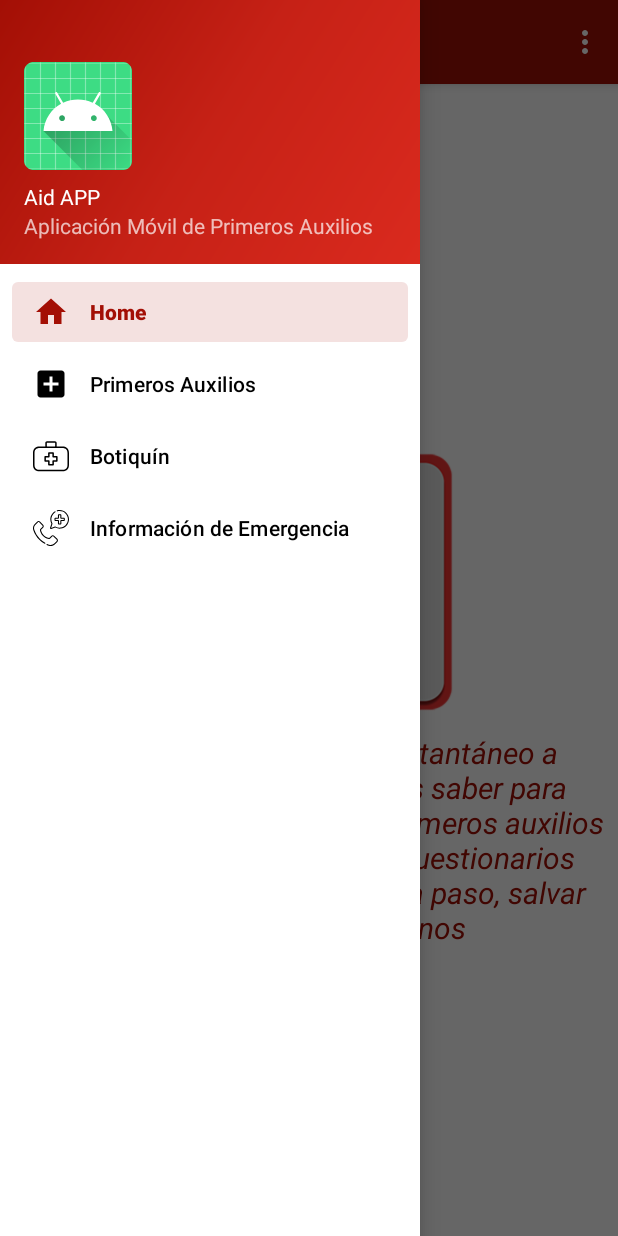
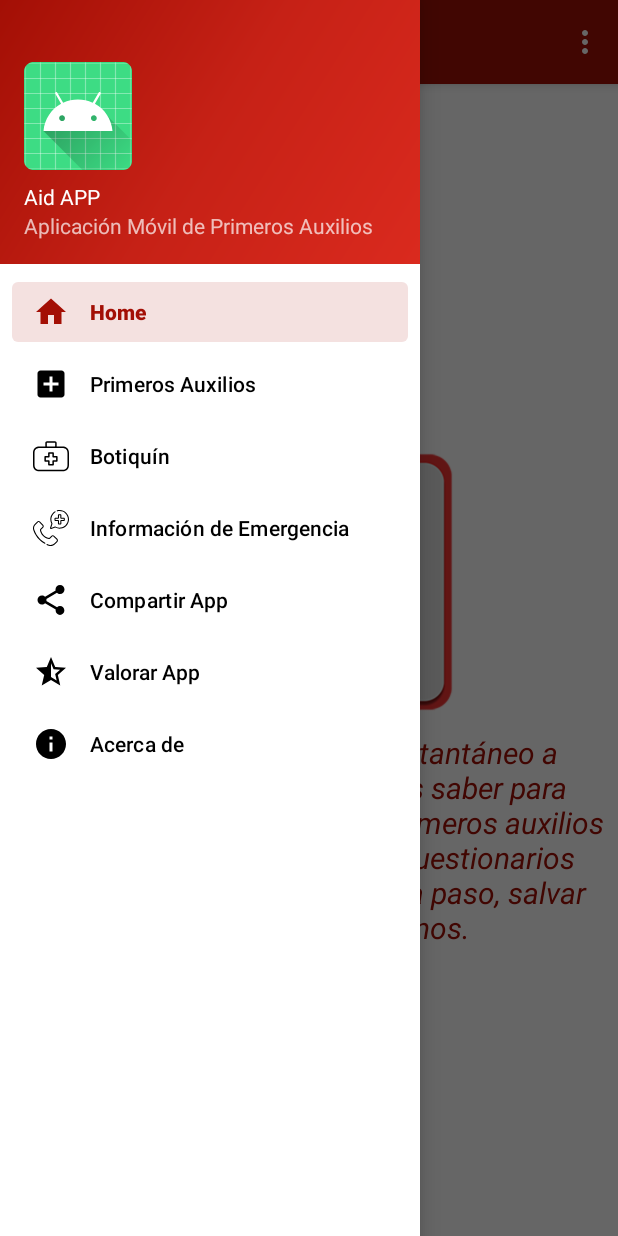
Before and after one commit to Cleymer/AidApp, an Android app: the screen it shows after launch (MainActivity), with the side drawer open, on a phone screen of 412 x 824 dp. Run offline under Robolectric (Android 15) with nearby library versions, the light colour scheme and no system bars; our stand-ins replace navigation-ui.

Commit message:
MenuDrawer

```diff
--- /dev/null
+++ b/app/src/main/res/drawable/ic_acercade.xml
@@ -0,0 +1,10 @@
+<vector xmlns:android="http://schemas.android.com/apk/res/android"
+    android:width="24dp"
+    android:height="24dp"
+    android:viewportWidth="24"
+    android:viewportHeight="24"
+    android:tint="?attr/colorControlNormal">
+  <path
+      android:fillColor="@android:color/white"
+      android:pathData="M12,2C6.48,2 2,6.48 2,12s4.48,10 10,10 10,-4.48 10,-10S17.52,2 12,2zM13,17h-2v-6h2v6zM13,9h-2L11,7h2v2z"/>
+</vector>
--- /dev/null
+++ b/app/src/main/res/drawable/ic_compartir.xml
@@ -0,0 +1,10 @@
+<vector xmlns:android="http://schemas.android.com/apk/res/android"
+    android:width="24dp"
+    android:height="24dp"
+    android:viewportWidth="24"
+    android:viewportHeight="24"
+    android:tint="?attr/colorControlNormal">
+  <path
+      android:fillColor="@android:color/white"
+      android:pathData="M18,16.08c-0.76,0 -1.44,0.3 -1.96,0.77L8.91,12.7c0.05,-0.23 0.09,-0.46 0.09,-0.7s-0.04,-0.47 -0.09,-0.7l7.05,-4.11c0.54,0.5 1.25,0.81 2.04,0.81 1.66,0 3,-1.34 3,-3s-1.34,-3 -3,-3 -3,1.34 -3,3c0,0.24 0.04,0.47 0.09,0.7L8.04,9.81C7.5,9.31 6.79,9 6,9c-1.66,0 -3,1.34 -3,3s1.34,3 3,3c0.79,0 1.5,-0.31 2.04,-0.81l7.12,4.16c-0.05,0.21 -0.08,0.43 -0.08,0.65 0,1.61 1.31,2.92 2.92,2.92 1.61,0 2.92,-1.31 2.92,-2.92s-1.31,-2.92 -2.92,-2.92z"/>
+</vector>
--- /dev/null
+++ b/app/src/main/res/drawable/ic_valorarapp.xml
@@ -0,0 +1,10 @@
+<vector xmlns:android="http://schemas.android.com/apk/res/android"
+    android:width="24dp"
+    android:height="24dp"
+    android:viewportWidth="24"
+    android:viewportHeight="24"
+    android:tint="?attr/colorControlNormal">
+  <path
+      android:fillColor="@android:color/white"
+      android:pathData="M22,9.24l-7.19,-0.62L12,2L9.19,8.63L2,9.24l5.46,4.73L5.82,21L12,17.27L18.18,21l-1.63,-7.03L22,9.24zM12,15.4V6.1l1.71,4.04l4.38,0.38l-3.32,2.88l1,4.28L12,15.4z"/>
+</vector>
--- a/app/src/main/res/menu/activity_main_drawer.xml
+++ b/app/src/main/res/menu/activity_main_drawer.xml
@@ -24,5 +24,22 @@
             android:icon="@drawable/ic_llamada_de_emergencia"
             android:title="Información de Emergencia" />
 
+        <item
+            android:id="@+id/nav_compartir"
+            android:icon="@drawable/ic_compartir"
+            android:title="Compartir App" />
+
+        <item
+            android:id="@+id/nav_valorar"
+            android:icon="@drawable/ic_valorarapp"
+            android:title="Valorar App" />
+
+        <item
+            android:id="@+id/nav_acercade"
+            android:icon="@drawable/ic_acercade"
+            android:title="Acerca de" />
+
+
+
     </group>
 </menu>
--- a/app/src/main/res/values/strings.xml
+++ b/app/src/main/res/values/strings.xml
@@ -16,7 +16,7 @@
     <string name="welcome_text2">¡Todos somos capaces de ayudar!</string>
     <string name="Objetivo">AidApp te brinda acceso instantáneo a la información que necesitas saber para manejar
     las emergencias de primeros auxilios más comunes. Con vídeos, cuestionarios interactivos y consejos paso a paso,
-    salvar vidas está en tus manos</string>
+    salvar vidas está en tus manos.</string>
 
 
     <!--<string name="Objetivo">El proposito de nuestra App es conservar la vida de las personas, mejorando sus condiciones
```
